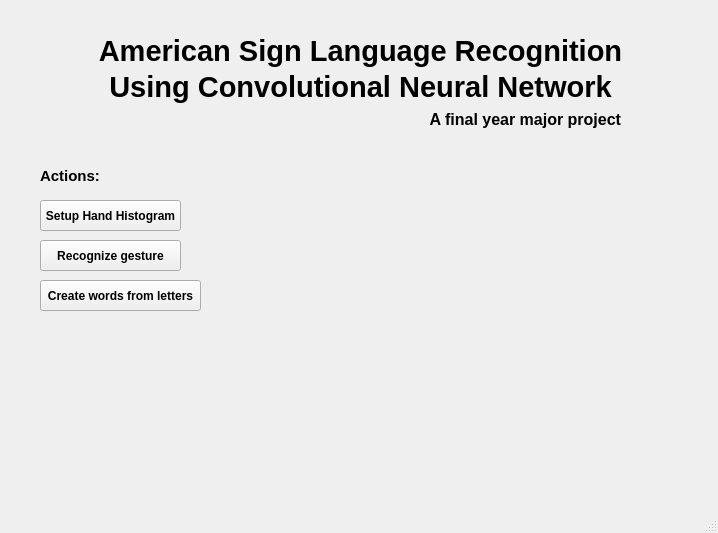
Above: GUI_for_system.ui from sushant-bhattarai/sign-language-recognition-major-project before the change. Below: the same form after it.
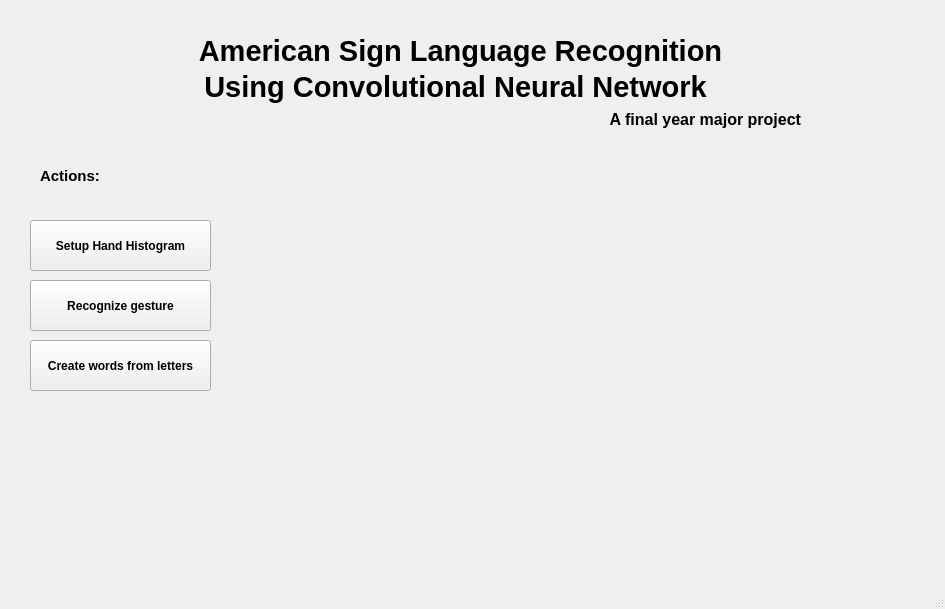
That is the form after the change. Icons and pictures are not drawn.

```diff
--- a/GUI_for_system.ui
+++ b/GUI_for_system.ui
@@ -6,8 +6,8 @@
    <rect>
     <x>0</x>
     <y>0</y>
-    <width>718</width>
-    <height>533</height>
+    <width>945</width>
+    <height>609</height>
    </rect>
   </property>
   <property name="windowTitle">
@@ -17,10 +17,10 @@
    <widget class="QPushButton" name="hand_hist_button">
     <property name="geometry">
      <rect>
-      <x>40</x>
-      <y>200</y>
-      <width>141</width>
-      <height>31</height>
+      <x>30</x>
+      <y>220</y>
+      <width>181</width>
+      <height>51</height>
      </rect>
     </property>
     <property name="font">
@@ -38,7 +38,7 @@
      <rect>
       <x>50</x>
       <y>70</y>
-      <width>621</width>
+      <width>811</width>
       <height>91</height>
      </rect>
     </property>
@@ -59,10 +59,10 @@
    <widget class="QPushButton" name="recognize_gesture_button">
     <property name="geometry">
      <rect>
-      <x>40</x>
-      <y>240</y>
-      <width>141</width>
-      <height>31</height>
+      <x>30</x>
+      <y>280</y>
+      <width>181</width>
+      <height>51</height>
      </rect>
     </property>
     <property name="font">
@@ -83,7 +83,7 @@
      <rect>
       <x>50</x>
       <y>20</y>
-      <width>621</width>
+      <width>821</width>
       <height>61</height>
      </rect>
     </property>
@@ -109,7 +109,7 @@
      <rect>
       <x>130</x>
       <y>110</y>
-      <width>491</width>
+      <width>671</width>
       <height>41</height>
      </rect>
     </property>
@@ -150,10 +150,10 @@
    <widget class="QPushButton" name="wording_button">
     <property name="geometry">
      <rect>
-      <x>40</x>
-      <y>280</y>
-      <width>161</width>
-      <height>31</height>
+      <x>30</x>
+      <y>340</y>
+      <width>181</width>
+      <height>51</height>
      </rect>
     </property>
     <property name="font">
@@ -171,8 +171,8 @@
      <rect>
       <x>330</x>
       <y>150</y>
-      <width>311</width>
-      <height>171</height>
+      <width>461</width>
+      <height>251</height>
      </rect>
     </property>
     <property name="text">
```
Left out of the diff: 4 changed lines with no effect on the pictures.
